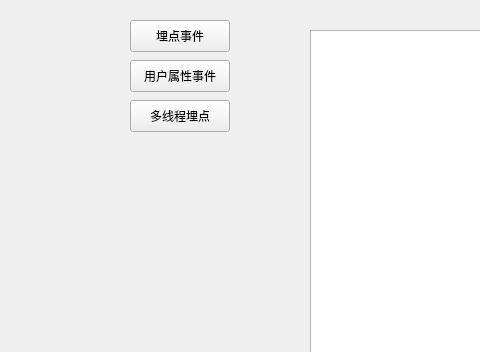
Qt form mainwindow.ui (growingio/growingio-sdk-qt) before a commit; both pictures show x 0 to 480 and y 0 to 352 of the 800 by 600 pixel window.
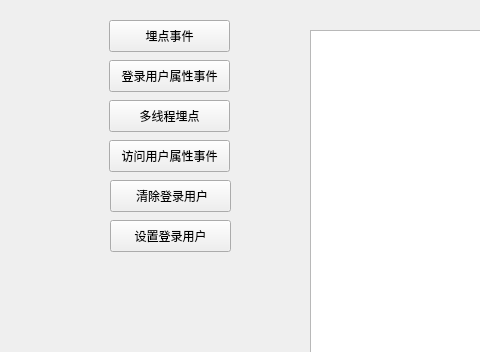
The same form after that commit.

```diff
--- a/mainwindow.ui
+++ b/mainwindow.ui
@@ -17,9 +17,9 @@
    <widget class="QPushButton" name="btn_cstm">
     <property name="geometry">
      <rect>
-      <x>130</x>
+      <x>109</x>
       <y>20</y>
-      <width>100</width>
+      <width>121</width>
       <height>32</height>
      </rect>
     </property>
@@ -30,14 +30,14 @@
    <widget class="QPushButton" name="btn_ppl">
     <property name="geometry">
      <rect>
-      <x>130</x>
+      <x>109</x>
       <y>60</y>
-      <width>100</width>
+      <width>121</width>
       <height>32</height>
      </rect>
     </property>
     <property name="text">
-     <string>用户属性事件</string>
+     <string>登录用户属性事件</string>
     </property>
    </widget>
    <widget class="QPlainTextEdit" name="edit_info">
@@ -53,9 +53,9 @@
    <widget class="QPushButton" name="btn_multi_thread">
     <property name="geometry">
      <rect>
-      <x>130</x>
+      <x>109</x>
       <y>100</y>
-      <width>100</width>
+      <width>121</width>
       <height>32</height>
      </rect>
     </property>
@@ -63,6 +63,45 @@
      <string>多线程埋点</string>
     </property>
    </widget>
+   <widget class="QPushButton" name="btn_vstr">
+    <property name="geometry">
+     <rect>
+      <x>109</x>
+      <y>140</y>
+      <width>121</width>
+      <height>32</height>
+     </rect>
+    </property>
+    <property name="text">
+     <string>访问用户属性事件</string>
+    </property>
+   </widget>
+   <widget class="QPushButton" name="btn_clear_user">
+    <property name="geometry">
+     <rect>
+      <x>110</x>
+      <y>180</y>
+      <width>121</width>
+      <height>32</height>
+     </rect>
+    </property>
+    <property name="text">
+     <string> 清除登录用户</string>
+    </property>
+   </widget>
+   <widget class="QPushButton" name="btn_set_user">
+    <property name="geometry">
+     <rect>
+      <x>110</x>
+      <y>220</y>
+      <width>121</width>
+      <height>32</height>
+     </rect>
+    </property>
+    <property name="text">
+     <string>设置登录用户</string>
+    </property>
+   </widget>
   </widget>
   <widget class="QMenuBar" name="menubar">
    <property name="geometry">
```
